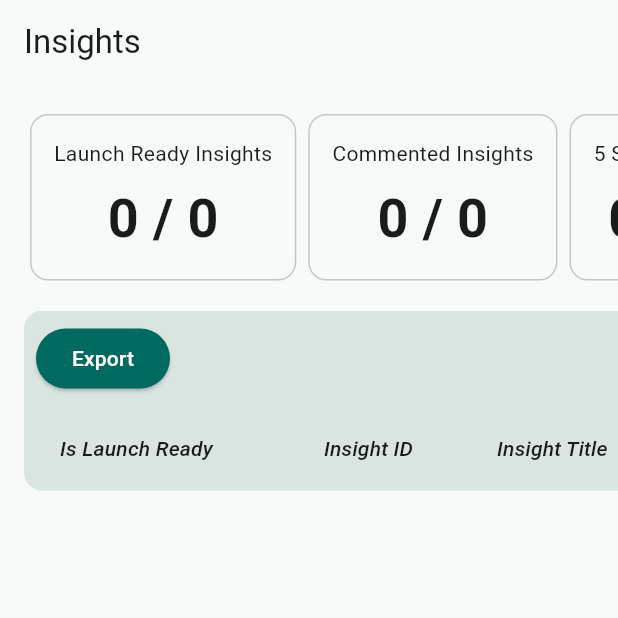
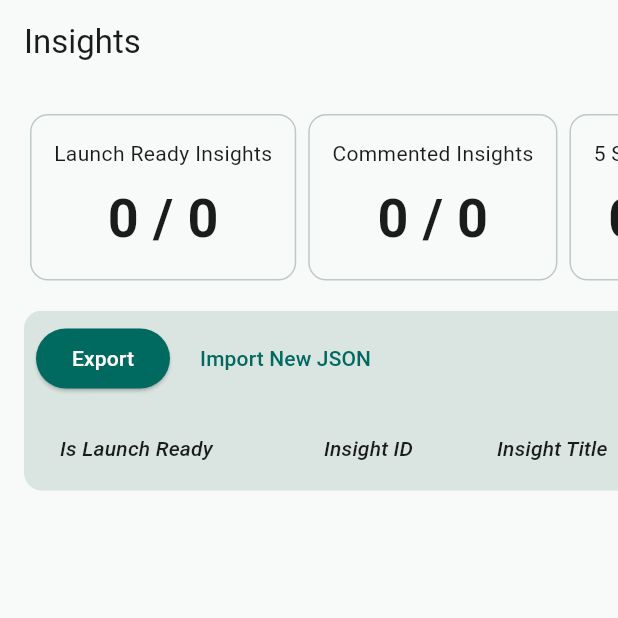
Before and after one commit to HoneyHealth/insights_app, a Flutter app: the UserSelectionPage screen opened directly, on a phone screen of 412 x 824 dp, the top half of it. Run offline on Flutter 3.47's test engine with Material 3 defaults, Android fonts, the phone set to English and light mode, and no system bars; drawn by our look-alikes of flutter_platform_widgets; our stand-ins replace flutter_bloc, flutter_rating_bar, responsive_builder; missing offline and left inert: desktop_split_pane.

Commit message:
feat: allow importing new json

```diff
--- a/lib/widgets/user_selection_page/user_selection_page.dart
+++ b/lib/widgets/user_selection_page/user_selection_page.dart
@@ -181,6 +181,21 @@ class _UserSelectionPageState extends State<UserSelectionPage> {
                                         ),
                                       ),
                                     ),
+                                    const SizedBox(
+                                      width: 8,
+                                    ),
+                                    PlatformTextButton(
+                                      child: const Text("Import New JSON "),
+                                      onPressed: () =>
+                                          Navigator.pushReplacement(
+                                        context,
+                                        platformPageRoute(
+                                          context: context,
+                                          builder: (context) =>
+                                              const JsonInputPage(),
+                                        ),
+                                      ),
+                                    )
                                   ],
                                 ),
                               ),
```
